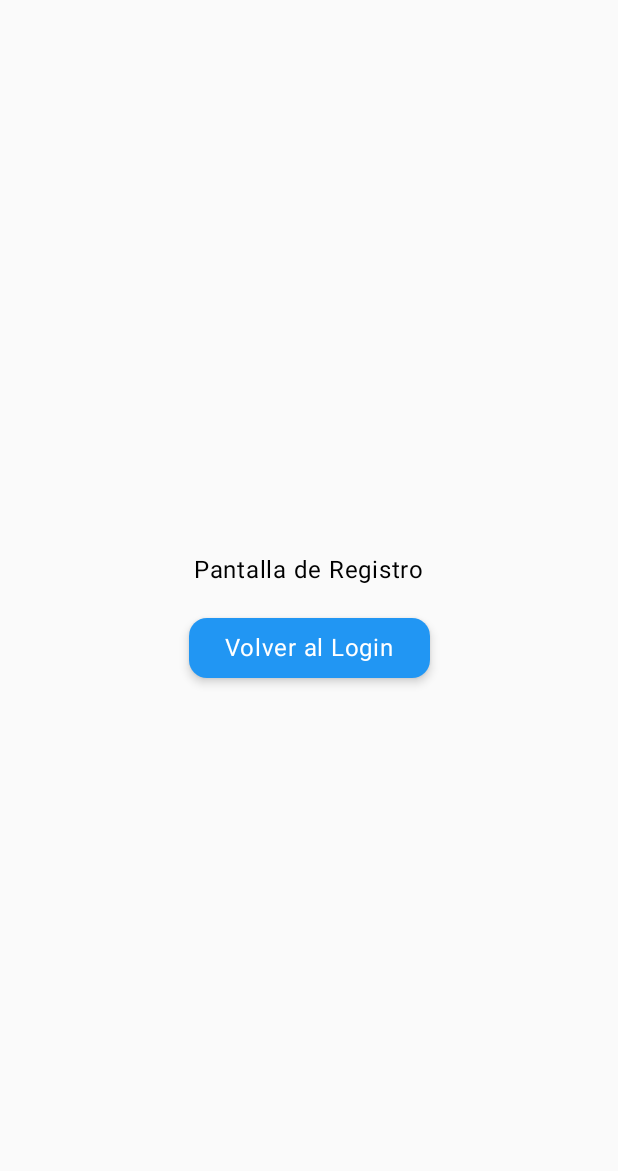
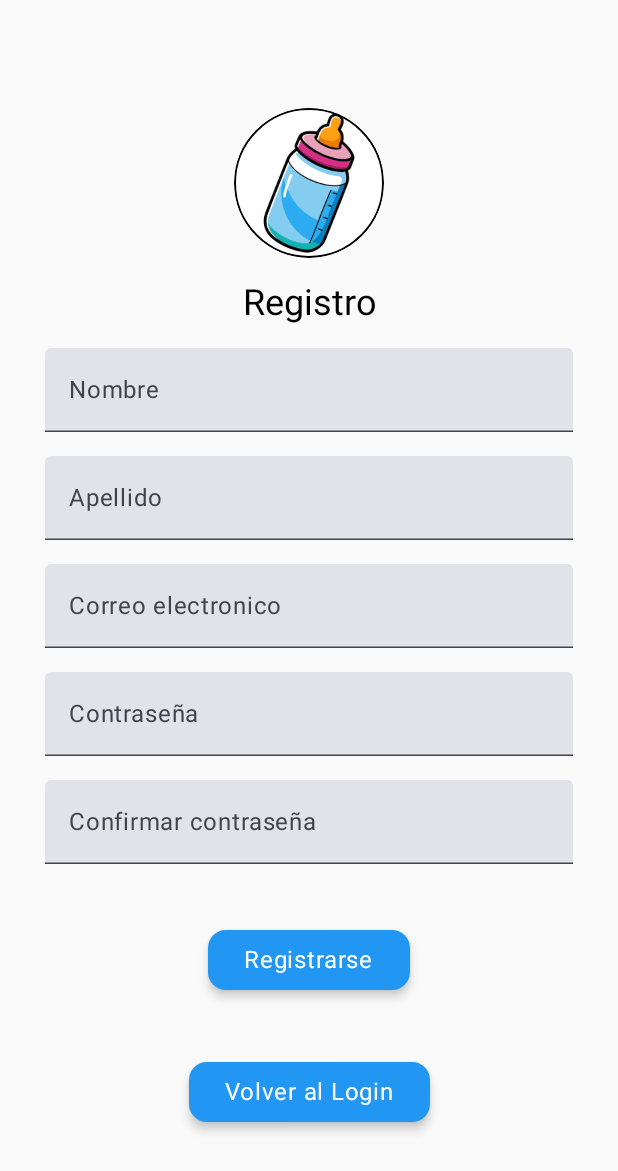
Before and after one commit to Iza-9921/Tienda-, an Android app built with Jetpack Compose: the RegisterScreen screen opened through its navigation route, on a phone screen of 412 x 824 dp. Shown: the top 1171 px of the screen. Run offline under Robolectric (Android 15) with nearby library versions, the phone set to English and light mode, and no system bars.

Commit message:
Tercer Commit, creacion de las ventanas registro y olvide mi contraseña

```diff
--- a/app/src/main/java/com/example/appventaproductos/ui/components/RopaCard.kt
+++ b/app/src/main/java/com/example/appventaproductos/ui/components/RopaCard.kt
@@ -158,7 +158,7 @@
 fun PreviewRopaCard() {
     val sample = Ropa(
         id = 1,
-        imagen = R.drawable.body,
+        imagen = R.drawable.unisex,
         TítuloProducto = "Body algodón manga larga - Rosa con ositos",
         Precio = "MXN 199.00",
         Condición = "Nuevo",
--- a/app/src/main/java/com/example/appventaproductos/ui/components/RopaList.kt
+++ b/app/src/main/java/com/example/appventaproductos/ui/components/RopaList.kt
@@ -40,7 +40,7 @@
     val lista = listOf(
         Ropa(
             id = 1,
-            imagen = R.drawable.body,
+            imagen = R.drawable.unisex,
             TítuloProducto = "Body algodón manga larga - Rosa con ositos",
             Precio = "MXN 199.00",
             Condición = "Nuevo",
--- a/app/src/main/java/com/example/appventaproductos/ui/screens/LoginScreen.kt
+++ b/app/src/main/java/com/example/appventaproductos/ui/screens/LoginScreen.kt
@@ -61,7 +61,7 @@
             )
         }
 
-        PrimaryButton("Iniciar sesión") {
+        PrimaryButton("Iniciar sesion") {
             viewModel.login {
                 // Navegar a "home" — en tu NavHost la pantalla principal se llama "home"
                 navController.navigate("menu") {
--- a/app/src/main/java/com/example/appventaproductos/ui/screens/MenuScreen.kt
+++ b/app/src/main/java/com/example/appventaproductos/ui/screens/MenuScreen.kt
@@ -8,6 +8,7 @@
 import androidx.compose.ui.unit.dp
 import androidx.navigation.NavController
 import com.example.appventaproductos.ui.components.InfoCard
+import com.example.appventaproductos.ui.components.buttons.PrimaryButton
 import com.example.appventaproductos.viewmodel.MenuViewModel
 
 @Composable
--- a/app/src/main/java/com/example/appventaproductos/ui/screens/RegisterScreen.kt
+++ b/app/src/main/java/com/example/appventaproductos/ui/screens/RegisterScreen.kt
@@ -1,29 +1,97 @@
 package com.example.appventaproductos.ui.screens
 
-import androidx.compose.foundation.layout.Arrangement
-import androidx.compose.foundation.layout.Column
-import androidx.compose.foundation.layout.Spacer
-import androidx.compose.foundation.layout.fillMaxSize
-import androidx.compose.foundation.layout.height
+import androidx.compose.foundation.layout.*
+import androidx.compose.material3.MaterialTheme
 import androidx.compose.material3.Text
-import androidx.compose.runtime.Composable
+import androidx.compose.material3.TextField
+import androidx.compose.runtime.*
 import androidx.compose.ui.Alignment
 import androidx.compose.ui.Modifier
-import androidx.compose.ui.text.style.LineHeightStyle
+import androidx.compose.ui.graphics.Color
 import androidx.compose.ui.unit.dp
 import androidx.navigation.NavController
+import com.example.appventaproductos.R
 import com.example.appventaproductos.ui.components.buttons.PrimaryButton
-
+import com.example.appventaproductos.ui.components.images.CircularImage
+import com.example.appventaproductos.ui.components.texts.Title
 
 @Composable
 fun RegisterScreen(navController: NavController) {
+    // estados del formulario
+    var nombre by remember { mutableStateOf("") }
+    var apellido by remember { mutableStateOf("") }
+    var email by remember { mutableStateOf("") }
+    var password by remember { mutableStateOf("") }
+    var confirmPassword by remember { mutableStateOf("") }
+
     Column(
-        modifier = Modifier.fillMaxSize(),
+        modifier = Modifier
+            .fillMaxSize()
+            .padding(30.dp),
         horizontalAlignment = Alignment.CenterHorizontally,
-        verticalArrangement = Arrangement.Center
+        verticalArrangement = Arrangement.spacedBy(16.dp, Alignment.CenterVertically)
     ) {
-        Text("Pantalla de Registro")
-        Spacer(modifier = Modifier.height(16.dp))
+        CircularImage(R.drawable.descarga)
+        Title("Registro")
+
+        // Usuario
+        TextField(
+            value = nombre,
+            onValueChange = {
+                nombre = it
+            },
+            modifier = Modifier.fillMaxWidth(),
+            label = { Text("Nombre") },
+            singleLine = true
+        )
+        TextField(
+            value = apellido,
+            onValueChange = {
+                apellido = it
+            },
+            modifier = Modifier.fillMaxWidth(),
+            label = { Text("Apellido") },
+            singleLine = true
+        )
+
+        // Correo
+        TextField(
+            value = email,
+            onValueChange = {
+                email = it
+            },
+            modifier = Modifier.fillMaxWidth(),
+            label = { Text("Correo electronico") },
+            placeholder = { Text("ejemplo@correo.com") },
+            singleLine = true
+        )
+
+        TextField(
+            value = password,
+            onValueChange = {
+                password = it
+            },
+            modifier = Modifier.fillMaxWidth(),
+            label = { Text("Contraseña") },
+            singleLine = true
+        )
+
+        TextField(
+            value = confirmPassword,
+            onValueChange = {
+                confirmPassword = it
+            },
+            modifier = Modifier.fillMaxWidth(),
+            label = { Text("Confirmar contraseña") },
+            singleLine = true
+        )
+
+        Spacer(modifier = Modifier.height(8.dp))
+
+        PrimaryButton("Registrarse") {
+
+        }
+        Spacer(modifier = Modifier.height(8.dp))
         PrimaryButton("Volver al Login") {
             navController.popBackStack()
         }
--- a/app/src/main/java/com/example/appventaproductos/viewmodel/RopaViewModel.kt
+++ b/app/src/main/java/com/example/appventaproductos/viewmodel/RopaViewModel.kt
@@ -17,7 +17,7 @@
         _ropa.value = listOf(
             Ropa(
                 id = 1,
-                imagen = R.drawable.body,
+                imagen = R.drawable.unisex,
                 TítuloProducto = "Body algodón manga larga - Rosa con ositos",
                 Precio = "MXN 199.00",
                 Condición = "Nuevo",
```
Also changed, not shown: app/src/main/java/com/example/appventaproductos/ui/screens/ForgotPasswordScreen.kt (+29 -1 lines), app/src/main/res/drawable/body.jpg (deleted), app/src/main/res/drawable/carriola1.png (deleted).
